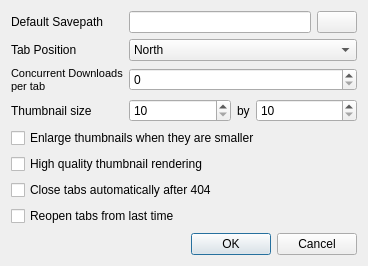
chrisdevchroma/fourchan-dl, file uiconfig.ui: the form before one commit.
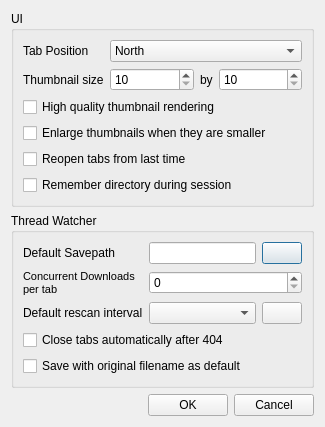
The form after the commit. Icons and pictures are not drawn.

Patch:
```diff
--- a/uiconfig.ui
+++ b/uiconfig.ui
@@ -6,10 +6,19 @@
    <rect>
     <x>0</x>
     <y>0</y>
-    <width>368</width>
-    <height>266</height>
+    <width>325</width>
+    <height>398</height>
    </rect>
   </property>
+  <property name="sizePolicy">
+   <sizepolicy hsizetype="Preferred" vsizetype="MinimumExpanding">
+    <horstretch>0</horstretch>
+    <verstretch>0</verstretch>
+   </sizepolicy>
+  </property>
+  <property name="contextMenuPolicy">
+   <enum>Qt::NoContextMenu</enum>
+  </property>
   <property name="windowTitle">
    <string>Configuration</string>
   </property>
@@ -17,40 +26,21 @@
    <iconset resource="resources.qrc">
     <normaloff>:/icons/resources/settings.png</normaloff>:/icons/resources/settings.png</iconset>
   </property>
+  <layout class="QGridLayout" name="gridLayout_3">
+   <item row="0" column="0">
+    <widget class="QGroupBox" name="groupBox">
+     <property name="title">
+      <string>UI</string>
+     </property>
   <layout class="QGridLayout" name="gridLayout">
    <item row="0" column="0">
-    <widget class="QLabel" name="label">
-     <property name="text">
-      <string>Default Savepath</string>
-     </property>
-    </widget>
-   </item>
-   <item row="0" column="1" colspan="2">
-    <layout class="QHBoxLayout" name="horizontalLayout">
-     <item>
-      <widget class="QLineEdit" name="leDefaultSavepath"/>
-     </item>
-     <item>
-      <widget class="QPushButton" name="pushButton">
-       <property name="text">
-        <string/>
-       </property>
-       <property name="icon">
-        <iconset resource="resources.qrc">
-         <normaloff>:/icons/resources/search.png</normaloff>:/icons/resources/search.png</iconset>
-       </property>
-      </widget>
-     </item>
-    </layout>
-   </item>
-   <item row="1" column="0">
     <widget class="QLabel" name="label_2">
      <property name="text">
       <string>Tab Position</string>
      </property>
     </widget>
    </item>
-   <item row="1" column="1" colspan="2">
+      <item row="0" column="1">
     <widget class="QComboBox" name="cmbTabPosition">
      <item>
       <property name="text">
@@ -74,7 +64,131 @@
      </item>
     </widget>
    </item>
-   <item row="2" column="0">
+      <item row="1" column="0">
+       <widget class="QLabel" name="label_4">
+        <property name="text">
+         <string>Thumbnail size</string>
+        </property>
+       </widget>
+      </item>
+      <item row="1" column="1">
+       <layout class="QHBoxLayout" name="horizontalLayout_2">
+        <item>
+         <widget class="QSpinBox" name="sbThumbnailWidth">
+          <property name="sizePolicy">
+           <sizepolicy hsizetype="MinimumExpanding" vsizetype="Fixed">
+            <horstretch>0</horstretch>
+            <verstretch>0</verstretch>
+           </sizepolicy>
+          </property>
+          <property name="minimum">
+           <number>10</number>
+          </property>
+          <property name="maximum">
+           <number>500</number>
+          </property>
+          <property name="singleStep">
+           <number>5</number>
+          </property>
+         </widget>
+        </item>
+        <item>
+         <widget class="QLabel" name="label_5">
+          <property name="sizePolicy">
+           <sizepolicy hsizetype="Minimum" vsizetype="Minimum">
+            <horstretch>0</horstretch>
+            <verstretch>0</verstretch>
+           </sizepolicy>
+          </property>
+          <property name="text">
+           <string>by</string>
+          </property>
+         </widget>
+        </item>
+        <item>
+         <widget class="QSpinBox" name="sbThumbnailHeight">
+          <property name="sizePolicy">
+           <sizepolicy hsizetype="MinimumExpanding" vsizetype="Fixed">
+            <horstretch>0</horstretch>
+            <verstretch>0</verstretch>
+           </sizepolicy>
+          </property>
+          <property name="minimum">
+           <number>10</number>
+          </property>
+          <property name="maximum">
+           <number>500</number>
+          </property>
+          <property name="singleStep">
+           <number>5</number>
+          </property>
+         </widget>
+        </item>
+       </layout>
+      </item>
+      <item row="2" column="0" colspan="2">
+       <widget class="QCheckBox" name="cbHQThumbnail">
+        <property name="text">
+         <string>High quality thumbnail rendering</string>
+        </property>
+       </widget>
+      </item>
+      <item row="3" column="0" colspan="2">
+       <widget class="QCheckBox" name="cbEnlargeThumbnails">
+        <property name="text">
+         <string>Enlarge thumbnails when they are smaller</string>
+        </property>
+       </widget>
+      </item>
+      <item row="4" column="0" colspan="2">
+       <widget class="QCheckBox" name="cbReopenTabs">
+        <property name="text">
+         <string>Reopen tabs from last time</string>
+        </property>
+       </widget>
+      </item>
+      <item row="5" column="0" colspan="2">
+       <widget class="QCheckBox" name="cbRememberDirectory">
+        <property name="text">
+         <string>Remember directory during session</string>
+        </property>
+       </widget>
+      </item>
+     </layout>
+    </widget>
+   </item>
+   <item row="1" column="0">
+    <widget class="QGroupBox" name="groupBox_2">
+     <property name="title">
+      <string>Thread Watcher</string>
+     </property>
+     <layout class="QGridLayout" name="gridLayout_2">
+      <item row="0" column="0">
+       <widget class="QLabel" name="label">
+        <property name="text">
+         <string>Default Savepath</string>
+        </property>
+       </widget>
+      </item>
+      <item row="0" column="1">
+       <layout class="QHBoxLayout" name="horizontalLayout">
+        <item>
+         <widget class="QLineEdit" name="leDefaultSavepath"/>
+        </item>
+        <item>
+         <widget class="QPushButton" name="pushButton">
+          <property name="text">
+           <string/>
+          </property>
+          <property name="icon">
+           <iconset resource="resources.qrc">
+            <normaloff>:/icons/resources/search.png</normaloff>:/icons/resources/search.png</iconset>
+          </property>
+         </widget>
+        </item>
+       </layout>
+      </item>
+      <item row="1" column="0">
     <widget class="QLabel" name="label_3">
      <property name="text">
       <string>&lt;!DOCTYPE HTML PUBLIC &quot;-//W3C//DTD HTML 4.0//EN&quot; &quot;http://www.w3.org/TR/REC-html40/strict.dtd&quot;&gt;
@@ -86,39 +200,30 @@
      </property>
     </widget>
    </item>
-   <item row="2" column="1" colspan="2">
+      <item row="1" column="1">
     <widget class="QSpinBox" name="sbConcurrentDownloads"/>
    </item>
-   <item row="3" column="0">
-    <widget class="QLabel" name="label_4">
+      <item row="2" column="0">
+       <widget class="QLabel" name="label_6">
      <property name="text">
-      <string>Thumbnail size</string>
+         <string>Default rescan interval</string>
      </property>
     </widget>
    </item>
-   <item row="3" column="1" colspan="2">
-    <layout class="QHBoxLayout" name="horizontalLayout_2">
+      <item row="2" column="1">
+       <layout class="QHBoxLayout" name="horizontalLayout_3">
      <item>
-      <widget class="QSpinBox" name="sbThumbnailWidth">
+         <widget class="QComboBox" name="cbRescanInterval">
        <property name="sizePolicy">
-        <sizepolicy hsizetype="MinimumExpanding" vsizetype="Fixed">
+           <sizepolicy hsizetype="MinimumExpanding" vsizetype="Maximum">
          <horstretch>0</horstretch>
          <verstretch>0</verstretch>
         </sizepolicy>
        </property>
-       <property name="minimum">
-        <number>10</number>
-       </property>
-       <property name="maximum">
-        <number>500</number>
-       </property>
-       <property name="singleStep">
-        <number>5</number>
-       </property>
       </widget>
      </item>
      <item>
-      <widget class="QLabel" name="label_5">
+         <widget class="QPushButton" name="btnEditTimeoutValues">
        <property name="sizePolicy">
         <sizepolicy hsizetype="Minimum" vsizetype="Minimum">
          <horstretch>0</horstretch>
@@ -126,81 +231,71 @@
         </sizepolicy>
        </property>
        <property name="text">
-        <string>by</string>
-       </property>
-      </widget>
-     </item>
-     <item>
-      <widget class="QSpinBox" name="sbThumbnailHeight">
-       <property name="sizePolicy">
-        <sizepolicy hsizetype="MinimumExpanding" vsizetype="Fixed">
-         <horstretch>0</horstretch>
-         <verstretch>0</verstretch>
-        </sizepolicy>
-       </property>
-       <property name="minimum">
-        <number>10</number>
-       </property>
-       <property name="maximum">
-        <number>500</number>
-       </property>
-       <property name="singleStep">
-        <number>5</number>
+           <string/>
+          </property>
+          <property name="icon">
+           <iconset resource="resources.qrc">
+            <normaloff>:/icons/resources/settings.png</normaloff>:/icons/resources/settings.png</iconset>
        </property>
       </widget>
      </item>
     </layout>
    </item>
-   <item row="6" column="0" colspan="3">
+      <item row="3" column="0" colspan="2">
     <widget class="QCheckBox" name="cbAutoClose">
      <property name="text">
       <string>Close tabs automatically after 404</string>
      </property>
     </widget>
    </item>
-   <item row="7" column="0" colspan="3">
-    <widget class="QCheckBox" name="cbReopenTabs">
+      <item row="4" column="0" colspan="2">
+       <widget class="QCheckBox" name="cbDefaultOriginalFilename">
      <property name="text">
-      <string>Reopen tabs from last time</string>
+         <string>Save with original filename as default</string>
      </property>
     </widget>
    </item>
-   <item row="8" column="0" colspan="3">
-    <spacer name="verticalSpacer">
+     </layout>
+    </widget>
+   </item>
+   <item row="2" column="0">
+    <layout class="QHBoxLayout" name="horizontalLayout_4">
+     <item>
+      <spacer name="horizontalSpacer">
      <property name="orientation">
-      <enum>Qt::Vertical</enum>
+        <enum>Qt::Horizontal</enum>
      </property>
      <property name="sizeHint" stdset="0">
       <size>
-       <width>20</width>
-       <height>40</height>
+         <width>40</width>
+         <height>20</height>
       </size>
      </property>
     </spacer>
    </item>
-   <item row="9" column="2">
-    <widget class="QDialogButtonBox" name="buttonBox">
-     <property name="orientation">
-      <enum>Qt::Horizontal</enum>
-     </property>
-     <property name="standardButtons">
-      <set>QDialogButtonBox::Cancel|QDialogButtonBox::Ok</set>
+     <item>
+      <widget class="QPushButton" name="btnAccept">
+       <property name="text">
+        <string>OK</string>
+       </property>
+       <property name="icon">
+        <iconset resource="resources.qrc">
+         <normaloff>:/icons/resources/yes.png</normaloff>:/icons/resources/yes.png</iconset>
      </property>
     </widget>
    </item>
-   <item row="4" column="0" colspan="3">
-    <widget class="QCheckBox" name="cbEnlargeThumbnails">
+     <item>
+      <widget class="QPushButton" name="btnCancel">
      <property name="text">
-      <string>Enlarge thumbnails when they are smaller</string>
-     </property>
-    </widget>
-   </item>
-   <item row="5" column="0" colspan="3">
-    <widget class="QCheckBox" name="cbHQThumbnail">
-     <property name="text">
-      <string>High quality thumbnail rendering</string>
-     </property>
-    </widget>
+        <string>Cancel</string>
+       </property>
+       <property name="icon">
+        <iconset resource="resources.qrc">
+         <normaloff>:/icons/resources/no.png</normaloff>:/icons/resources/no.png</iconset>
+       </property>
+      </widget>
+     </item>
+    </layout>
    </item>
   </layout>
  </widget>
```
Left out of the diff: 77 changed lines with no effect on the pictures. Lines whose indentation alone changed are shown as unchanged.
